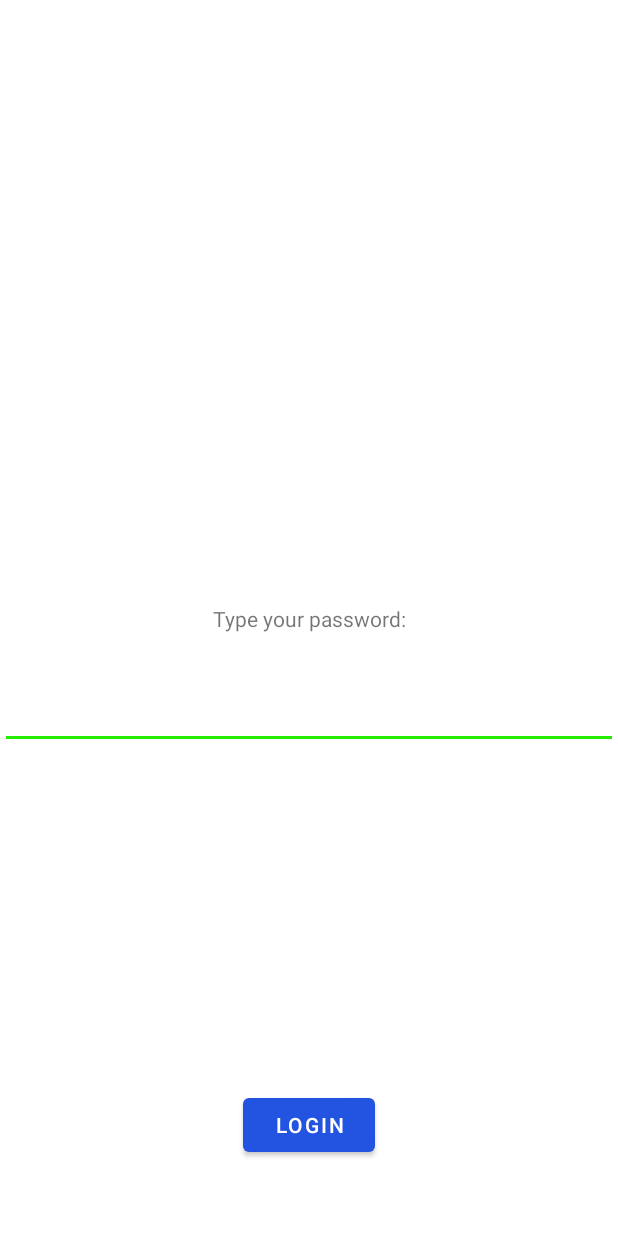
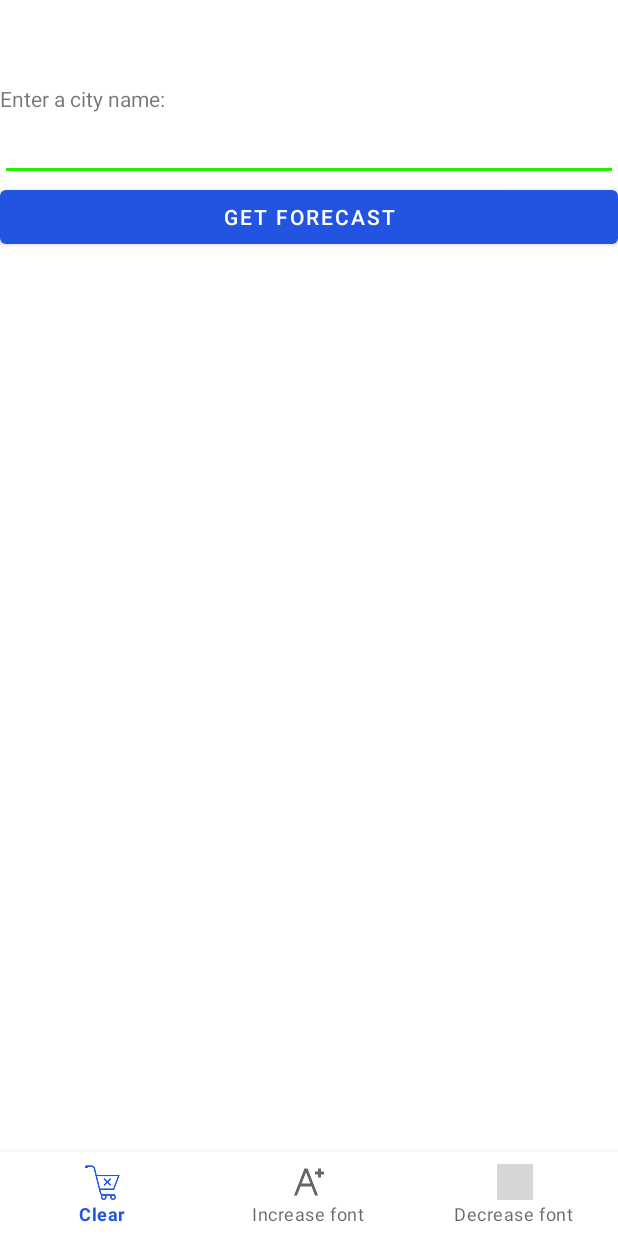
Before and after one commit to etorunski/InClassExamples_S21, an Android app: the layout activity_main.xml on its own in the app's theme, with its tools: preview values and no code run, on a phone screen of 412 x 824 dp. Run offline under Robolectric (Android 15) with nearby library versions, the phone set to English and light mode, and no system bars; grey boxes are pictures that could not be loaded.

Commit message:
changed layout files

```diff
--- a/app/src/main/res/layout/activity_main.xml
+++ b/app/src/main/res/layout/activity_main.xml
@@ -1,41 +1,70 @@
 <?xml version="1.0" encoding="utf-8"?>
-<androidx.constraintlayout.widget.ConstraintLayout xmlns:android="http://schemas.android.com/apk/res/android"
+
+<LinearLayout xmlns:android="http://schemas.android.com/apk/res/android"
     xmlns:app="http://schemas.android.com/apk/res-auto"
     xmlns:tools="http://schemas.android.com/tools"
+    android:orientation="vertical"
+    android:layout_width="match_parent"
+    android:layout_height="match_parent">
+
+<androidx.appcompat.widget.Toolbar
+    android:layout_width="match_parent"
+    android:layout_height="wrap_content"
+    android:id="@+id/myToolbar"/>
+
+<androidx.drawerlayout.widget.DrawerLayout
+    android:id="@+id/myDrawerLayout"
+    android:layout_width="match_parent"
+    android:layout_height="match_parent">
+    <!-- Item 1, what shows up on screen: -->
+<LinearLayout
     android:layout_width="match_parent"
     android:layout_height="match_parent"
+    android:orientation="vertical"
     tools:context=".MainActivity">
+
+
 
     <TextView
         android:id="@+id/textView"
         android:layout_width="wrap_content"
         android:layout_height="wrap_content"
-        android:text="Type your password:"
-        app:layout_constraintBottom_toBottomOf="parent"
-        app:layout_constraintLeft_toLeftOf="parent"
-        app:layout_constraintRight_toRightOf="parent"
-        app:layout_constraintTop_toTopOf="parent" />
+        android:text="Enter a city name:" />
 
+    <EditText
+        android:layout_width="match_parent"
+        android:layout_height="wrap_content"
+        android:id="@+id/editText" />
     <Button
-        android:id="@+id/loginButton"
+        android:id="@+id/theButton"
+        android:layout_width="match_parent"
+        android:layout_height="wrap_content"
+        android:text="Get forecast" />
+    <Space
         android:layout_width="wrap_content"
         android:layout_height="wrap_content"
-        android:layout_marginBottom="50dp"
-        android:text="Login"
-        app:layout_constraintBottom_toBottomOf="parent"
-        app:layout_constraintEnd_toEndOf="parent"
-        app:layout_constraintHorizontal_bias="0.5"
-        app:layout_constraintStart_toStartOf="parent" />
+    android:layout_weight="1"/>
 
-    <EditText
-        android:id="@+id/pw"
-        android:layout_width="0dp"
-        android:layout_height="wrap_content"
-        android:layout_marginTop="32dp"
-        android:ems="10"
-        app:layout_constraintEnd_toEndOf="parent"
-        app:layout_constraintHorizontal_bias="0.5"
-        app:layout_constraintStart_toStartOf="parent"
-        app:layout_constraintTop_toBottomOf="@+id/textView" />
+<com.google.android.material.bottomnavigation.BottomNavigationView
+    android:layout_width="match_parent"
+    android:layout_height="wrap_content"
+    app:menu="@menu/nav_menu"
+    android:id="@+id/bottomNav"/>
 
-</androidx.constraintlayout.widget.ConstraintLayout>
+
+</LinearLayout>
+
+    <!-- Item 2, what pops out on the menu (NavigationView) -->
+<com.google.android.material.navigation.NavigationView
+    android:layout_width="wrap_content"
+    android:layout_height="match_parent"
+
+    android:layout_gravity="start"
+    android:fitsSystemWindows="true"
+    app:headerLayout="@layout/nav_header"
+    app:menu="@menu/nav_menu"
+    android:id="@+id/myNavView"/>
+<!--showAsAction is ignored-->
+
+</androidx.drawerlayout.widget.DrawerLayout>
+</LinearLayout>
```
Also changed, not shown: app/src/main/res/layout/nav_header.xml (added, +31 -0 lines).
